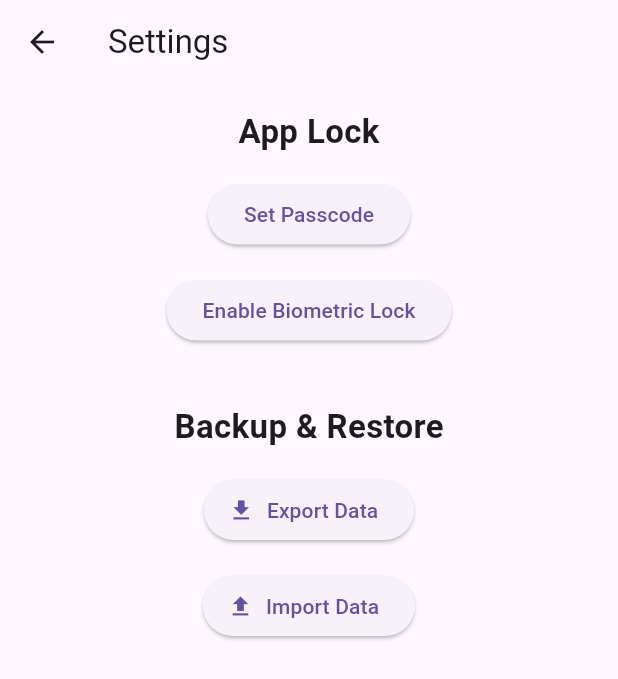
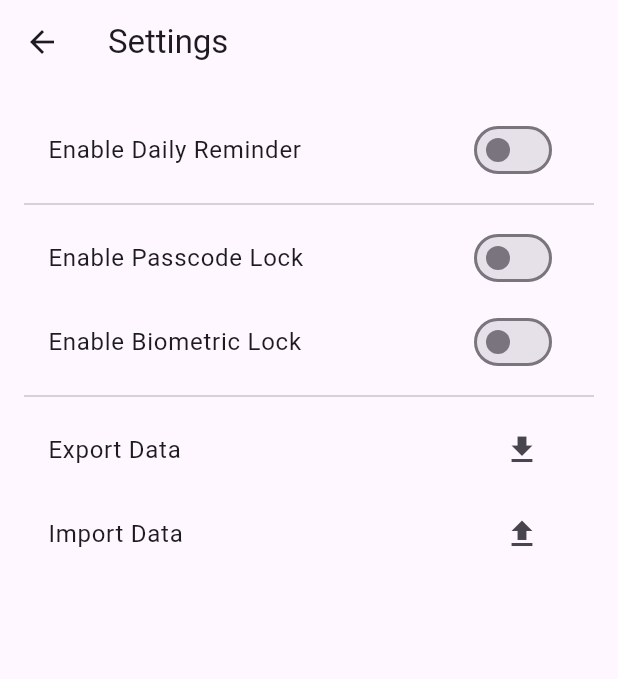
Before and after one commit to avizitRX/sunrise_signal, a Flutter app: the screen it shows after launch, after a tap on the "settings" icon, on a phone screen of 412 x 824 dp. Shown: the top 679 px of the screen. Run offline on Flutter 3.47's test engine with Material 3 defaults, Android fonts, the light colour scheme and no system bars; our stand-ins replace device_info_plus, file_picker, fl_chart, flutter_local_notifications, flutter_secure_storage, local_auth and 2 more; missing offline and left inert: workmanager.

Commit message:
feat: reminder

```diff
--- a/lib/features/settings/settings_page.dart
+++ b/lib/features/settings/settings_page.dart
@@ -1,12 +1,14 @@
 import 'dart:convert';
 import 'dart:io';
 import 'package:device_info_plus/device_info_plus.dart';
+import 'package:flutter/material.dart';
+import 'package:flutter/services.dart';
+import 'package:permission_handler/permission_handler.dart';
 import 'package:file_picker/file_picker.dart';
-import 'package:flutter/material.dart';
-import 'package:permission_handler/permission_handler.dart';
+import '../../services/auth_service.dart';
+import '../../services/reminder_service.dart';
+import '../../services/secure_storage_service.dart';
 import '../../models/log_model.dart';
-import '../../services/auth_service.dart';
-import '../../services/secure_storage_service.dart';
 
 class SettingsPage extends StatefulWidget {
   const SettingsPage({Key? key}) : super(key: key);
@@ -18,6 +20,8 @@ class SettingsPage extends StatefulWidget {
 class _SettingsPageState extends State<SettingsPage> {
   bool _isPasscodeSet = false;
   bool _isBiometricEnabled = false;
+  bool _isReminderEnabled = false;
+
   final AuthService _authService = AuthService();
   final SecureStorageService _storageService = SecureStorageService();
   Map<DateTime, LogModel> _logs = {};
@@ -25,16 +29,18 @@ class _SettingsPageState extends State<SettingsPage> {
   @override
   void initState() {
     super.initState();
-    _loadLockStatus();
+    _loadSettings();
     _loadLogs();
   }
 
-  Future<void> _loadLockStatus() async {
+  Future<void> _loadSettings() async {
     final passcodeSet = await _authService.isPasscodeSet();
     final biometricEnabled = await _authService.isBiometricEnabled();
+    final reminderEnabled = await ReminderService.isReminderEnabled();
     setState(() {
       _isPasscodeSet = passcodeSet;
       _isBiometricEnabled = biometricEnabled;
+      _isReminderEnabled = reminderEnabled;
     });
   }
 
@@ -43,6 +49,54 @@ class _SettingsPageState extends State<SettingsPage> {
     setState(() {
       _logs = logs;
     });
+  }
+
+  Future<void> _togglePasscode(bool value) async {
+    if (value) {
+      await showSetPasscodeDialog(context);
+    } else {
+      await _authService.removePasscode();
+      setState(() {
+        _isPasscodeSet = false;
+      });
+      ScaffoldMessenger.of(context).showSnackBar(
+        const SnackBar(content: Text('Passcode removed successfully!')),
+      );
+    }
+  }
+
+  Future<void> _toggleBiometric(bool value) async {
+    if (value) {
+      await _enableBiometricLock();
+    } else {
+      await _authService.disableBiometricLock();
+      setState(() {
+        _isBiometricEnabled = false;
+      });
+      ScaffoldMessenger.of(context).showSnackBar(
+        const SnackBar(content: Text('Biometric lock disabled.')),
+      );
+    }
+  }
+
+  Future<void> _toggleReminder(bool value) async {
+    if (value) {
+      await ReminderService.scheduleDailyReminder();
+      setState(() {
+        _isReminderEnabled = true;
+      });
+      ScaffoldMessenger.of(context).showSnackBar(
+        const SnackBar(content: Text('Daily reminder enabled!')),
+      );
+    } else {
+      await ReminderService.cancelReminders();
+      setState(() {
+        _isReminderEnabled = false;
+      });
+      ScaffoldMessenger.of(context).showSnackBar(
+        const SnackBar(content: Text('Daily reminder disabled.')),
+      );
+    }
   }
 
   Future<void> showSetPasscodeDialog(BuildContext context) async {
@@ -100,15 +154,11 @@ class _SettingsPageState extends State<SettingsPage> {
                   return;
                 }
 
-                // Save the passcode securely
                 await _authService.setPasscode(passcode);
-
-                // Update state
                 setState(() {
                   _isPasscodeSet = true;
                 });
 
-                // Close the dialog
                 Navigator.pop(context);
 
                 ScaffoldMessenger.of(context).showSnackBar(
@@ -148,18 +198,6 @@ class _SettingsPageState extends State<SettingsPage> {
     });
     ScaffoldMessenger.of(context).showSnackBar(
       const SnackBar(content: Text('Biometric lock enabled successfully!')),
-    );
-  }
-
-  Future<void> _removeLock() async {
-    await _authService.removePasscode();
-    await _authService.disableBiometricLock();
-    setState(() {
-      _isPasscodeSet = false;
-      _isBiometricEnabled = false;
-    });
-    ScaffoldMessenger.of(context).showSnackBar(
-      const SnackBar(content: Text('App lock removed successfully!')),
     );
   }
 
@@ -233,10 +271,27 @@ class _SettingsPageState extends State<SettingsPage> {
       });
       await _storageService.saveLogs(_logs);
 
-      ScaffoldMessenger.of(context).showSnackBar(
-        const SnackBar(content: Text('Logs imported successfully!')),
+      showImportSuccessDialog(context);
+    }
+  }
+
+  void showImportSuccessDialog(BuildContext context) {
+    showDialog(
+      context: context,
+      builder: (BuildContext context) {
+        return AlertDialog(
+          content: const Text('Your data has been imported successfully!'),
+          actions: <Widget>[
+            TextButton(
+              onPressed: () {
+                SystemNavigator.pop();
+              },
+              child: const Text('Restart App'),
+            ),
+          ],
         );
-    }
+      },
+    );
   }
 
   @override
@@ -245,68 +300,53 @@ class _SettingsPageState extends State<SettingsPage> {
       appBar: AppBar(
         title: const Text('Settings'),
       ),
-      body: Center(
-        child: Padding(
+      body: ListView(
         padding: const EdgeInsets.all(16.0),
-          child: Column(
-            crossAxisAlignment: CrossAxisAlignment.center,
         children: [
-              const Text(
-                'App Lock',
-                style: TextStyle(
-                  fontSize: 22,
-                  fontWeight: FontWeight.bold,
+          ListTile(
+            title: const Text('Enable Daily Reminder'),
+            trailing: Switch(
+              value: _isReminderEnabled,
+              onChanged: _toggleReminder,
             ),
           ),
-              const SizedBox(height: 16),
-              ElevatedButton(
-                onPressed: !_isPasscodeSet
-                    ? () => showSetPasscodeDialog(context)
-                    : null,
-                child: const Text('Set Passcode'),
-              ),
-              const SizedBox(height: 16),
-              ElevatedButton(
-                onPressed: !_isBiometricEnabled
-                    ? () async {
-                        await _enableBiometricLock();
-                      }
-                    : null,
-                child: const Text('Enable Biometric Lock'),
-              ),
-              const SizedBox(height: 16),
-              if (_isPasscodeSet || _isBiometricEnabled)
-                ElevatedButton(
-                  onPressed: _removeLock,
-                  child: const Text('Remove App Lock'),
-                ),
-              const SizedBox(height: 22),
-              const Text(
-                'Backup & Restore',
-                style: TextStyle(
-                  fontSize: 22,
-                  fontWeight: FontWeight.bold,
+          const Divider(),
+          ListTile(
+            title: const Text('Enable Passcode Lock'),
+            trailing: Switch(
+              value: _isPasscodeSet,
+              onChanged: _togglePasscode,
             ),
           ),
-              const SizedBox(
-                height: 16,
+          ListTile(
+            title: const Text('Enable Biometric Lock'),
+            trailing: Switch(
+              value: _isBiometricEnabled,
+              onChanged: _toggleBiometric,
             ),
-              ElevatedButton.icon(
+          ),
+          const Divider(),
+          ListTile(
+            title: GestureDetector(
+              onTap: _exportLogs, // Handle title tap
+              child: const Text('Export Data', style: TextStyle(fontSize: 16)),
+            ),
+            trailing: IconButton(
               icon: const Icon(Icons.download),
-                label: const Text('Export Data'),
               onPressed: _exportLogs,
             ),
-              const SizedBox(
-                height: 16,
           ),
-              ElevatedButton.icon(
+          ListTile(
+            title: GestureDetector(
+              onTap: _importLogs, // Handle title tap
+              child: const Text('Import Data', style: TextStyle(fontSize: 16)),
+            ),
+            trailing: IconButton(
               icon: const Icon(Icons.upload),
-                label: const Text('Import Data'),
               onPressed: _importLogs,
             ),
+          ),
         ],
-          ),
-        ),
       ),
     );
   }
--- /dev/null
+++ b/lib/services/reminder_service.dart
@@ -0,0 +1,38 @@
+import 'package:flutter_secure_storage/flutter_secure_storage.dart';
+import 'package:workmanager/workmanager.dart';
+
+class ReminderService {
+  static const String _reminderKey = 'isReminderEnabled';
+  static const _secureStorage = FlutterSecureStorage();
+
+  // Schedule daily reminders
+  static Future<void> scheduleDailyReminder() async {
+    await Workmanager().registerPeriodicTask(
+      'dailyMorningReminder',
+      'showReminderNotification',
+      frequency: const Duration(days: 1),
+      initialDelay: const Duration(hours: 24),
+    );
+    await _saveReminderState(true);
+  }
+
+  // Cancel all reminders
+  static Future<void> cancelReminders() async {
+    await Workmanager().cancelAll();
+    await _saveReminderState(false);
+  }
+
+  // Save the reminder state in secure storage
+  static Future<void> _saveReminderState(bool isEnabled) async {
+    await _secureStorage.write(
+      key: _reminderKey,
+      value: isEnabled.toString(),
+    );
+  }
+
+  // Check if the reminder is enabled
+  static Future<bool> isReminderEnabled() async {
+    final state = await _secureStorage.read(key: _reminderKey);
+    return state == 'true';
+  }
+}
--- a/pubspec.yaml
+++ b/pubspec.yaml
@@ -44,6 +44,8 @@ dependencies:
   device_info_plus: ^11.1.1
   flutter_launcher_icons: ^0.14.1
   local_auth: ^2.3.0
+  flutter_local_notifications: ^18.0.1
+  workmanager: ^0.5.2
 
 dev_dependencies:
   flutter_test:
```
Also changed, not shown: lib/services/notification_service.dart (added, +28 -0 lines), pubspec.lock, 4 other files. Lines whose indentation alone changed are shown as unchanged.
